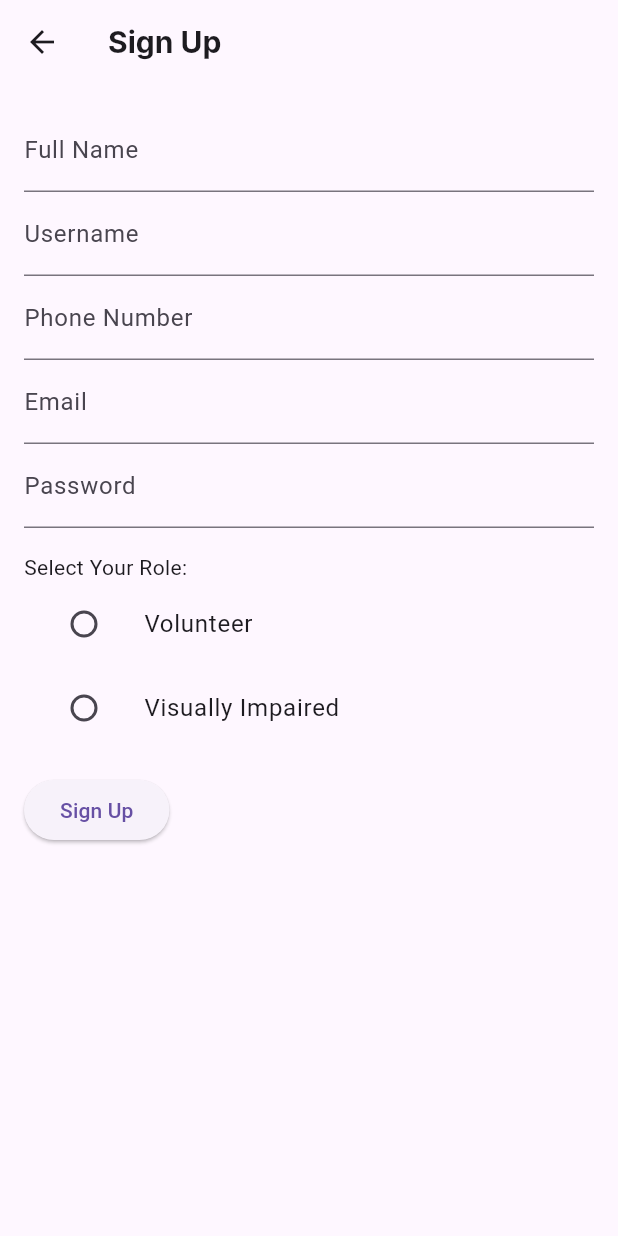
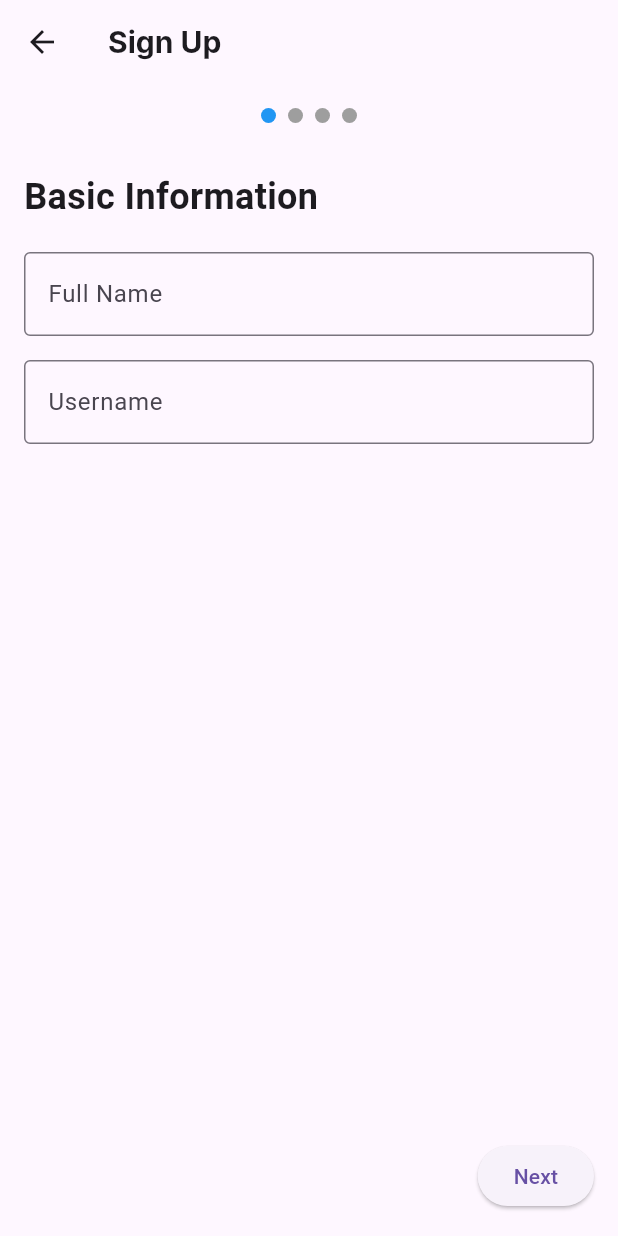
Before and after one commit to ayyesu/EyeConnect, a Flutter app: the SignupScreen screen opened directly, on a phone screen of 412 x 824 dp. Run offline on Flutter 3.47's test engine with Material 3 defaults, Android fonts, the light colour scheme and no system bars; our stand-ins replace cloud_firestore, firebase_auth, firebase_core, firebase_messaging, introduction_screen, permission_handler and 1 more; missing offline and left inert: flutter_webrtc; accounts and stored records are empty; network calls fail; Roboto replaces fonts that are missing (Inter).

Commit message:
modified signup screen

```diff
--- a/lib/screens/signup_screen.dart
+++ b/lib/screens/signup_screen.dart
@@ -20,11 +20,13 @@ class SignupScreenState extends State<SignupScreen> {
   final TextEditingController _phoneController = TextEditingController();
 
   String? _errorMessage;
-  String? _selectedRole; // Either 'Volunteer' or 'Visually Impaired'
+  String? _selectedRole;
   bool cameraGranted = false;
   bool microphoneGranted = false;
+  int _currentStep = 0;
+  final PageController _pageController = PageController();
 
-  final AuthService _authService = AuthService(); // Initialize AuthService
+  final AuthService _authService = AuthService();
 
   @override
   void initState() {
@@ -65,35 +67,19 @@ class SignupScreenState extends State<SignupScreen> {
   }
 
   Future<void> _signUp() async {
-    String email = _emailController.text.trim();
-    String password = _passwordController.text.trim();
-    String name = _nameController.text.trim();
-    String username = _usernameController.text.trim();
-    String phone = _phoneController.text.trim();
-
-    setState(() {
-      _errorMessage = null;
-    });
-
-    // Request permissions before proceeding with signup
     await _requestPermissions();
 
-    // Proceed only if permissions are granted
     if (cameraGranted && microphoneGranted) {
-      if (_selectedRole == null) {
-        setState(() {
-          _errorMessage =
-              'Please select a role (Volunteer or Visually Impaired).';
-        });
-        return;
-      }
+      try {
+        await _authService.signUpWithEmail(
+          _emailController.text.trim(),
+          _passwordController.text.trim(),
+          _nameController.text.trim(),
+          _usernameController.text.trim(),
+          _phoneController.text.trim(),
+          _selectedRole!,
+        );
 
-      try {
-        // Sign up and store the role
-        await _authService.signUpWithEmail(
-            email, password, name, username, phone, _selectedRole!);
-
-        // Fetch user role and navigate
         final userDetails = await _authService.getUserDetails();
         final role = userDetails['role'];
 
@@ -120,51 +106,214 @@ class SignupScreenState extends State<SignupScreen> {
     }
   }
 
-  @override
-  Widget build(BuildContext context) {
-    return Scaffold(
-      appBar: AppBar(
-        title: const Text(
-          'Sign Up',
-          style: TextStyle(
-            fontFamily: 'Inter',
-            fontSize: 20,
-            fontWeight: FontWeight.bold,
+  bool _validateStep(int step) {
+    setState(() => _errorMessage = null);
+
+    switch (step) {
+      case 0:
+        if (_nameController.text.isEmpty || _usernameController.text.isEmpty) {
+          setState(() => _errorMessage = 'Please fill in all fields');
+          return false;
+        }
+        return true;
+      case 1:
+        if (_phoneController.text.isEmpty || _emailController.text.isEmpty) {
+          setState(() => _errorMessage = 'Please fill in all fields');
+          return false;
+        }
+        return true;
+      case 2:
+        if (_passwordController.text.isEmpty) {
+          setState(() => _errorMessage = 'Please enter a password');
+          return false;
+        }
+        return true;
+      case 3:
+        if (_selectedRole == null) {
+          setState(() => _errorMessage = 'Please select a role');
+          return false;
+        }
+        return true;
+      default:
+        return false;
+    }
+  }
+
+  void _nextStep() {
+    if (_validateStep(_currentStep)) {
+      if (_currentStep < 3) {
+        setState(() => _currentStep++);
+        _pageController.nextPage(
+          duration: const Duration(milliseconds: 300),
+          curve: Curves.easeInOut,
+        );
+      } else {
+        _signUp();
+      }
+    }
+  }
+
+  void _previousStep() {
+    if (_currentStep > 0) {
+      setState(() => _currentStep--);
+      _pageController.previousPage(
+        duration: const Duration(milliseconds: 300),
+        curve: Curves.easeInOut,
+      );
+    }
+  }
+
+  Widget _buildStepIndicator() {
+    return Padding(
+      padding: const EdgeInsets.all(16.0),
+      child: Row(
+        mainAxisAlignment: MainAxisAlignment.center,
+        children: List.generate(4, (index) {
+          return Container(
+            margin: const EdgeInsets.symmetric(horizontal: 4),
+            width: 10,
+            height: 10,
+            decoration: BoxDecoration(
+              shape: BoxShape.circle,
+              color: _currentStep >= index ? Colors.blue : Colors.grey,
+            ),
+          );
+        }),
+      ),
+    );
+  }
+
+  Widget _buildBasicInfoStep() {
+    return SingleChildScrollView(
+      child: Padding(
+        padding: EdgeInsets.only(
+          left: 16.0,
+          right: 16.0,
+          top: 16.0,
+          bottom: MediaQuery.of(context).viewInsets.bottom + 32.0,
+        ),
+        child: Column(
+          crossAxisAlignment: CrossAxisAlignment.stretch,
+          children: [
+            const Text(
+              'Basic Information',
+              style: TextStyle(fontSize: 24, fontWeight: FontWeight.bold),
+            ),
+            const SizedBox(height: 20),
+            TextField(
+              controller: _nameController,
+              decoration: const InputDecoration(
+                labelText: 'Full Name',
+                border: OutlineInputBorder(),
+              ),
+              keyboardType: TextInputType.name,
+            ),
+            const SizedBox(height: 16),
+            TextField(
+              controller: _usernameController,
+              decoration: const InputDecoration(
+                labelText: 'Username',
+                border: OutlineInputBorder(),
+              ),
+              keyboardType: TextInputType.text,
+            ),
+            const SizedBox(height: 50),
+          ],
         ),
       ),
+    );
+  }
+
+  Widget _buildContactStep() {
+    return SingleChildScrollView(
+      child: Padding(
+        padding: EdgeInsets.only(
+          left: 16.0,
+          right: 16.0,
+          top: 16.0,
+          bottom: MediaQuery.of(context).viewInsets.bottom + 32.0,
         ),
-      body: SingleChildScrollView(
-        padding: const EdgeInsets.all(16.0),
         child: Column(
-          crossAxisAlignment: CrossAxisAlignment.start,
+          crossAxisAlignment: CrossAxisAlignment.stretch,
           children: [
-            TextField(
-              controller: _nameController,
-              decoration: const InputDecoration(labelText: 'Full Name'),
-              keyboardType: TextInputType.name,
+            const Text(
+              'Contact Details',
+              style: TextStyle(fontSize: 24, fontWeight: FontWeight.bold),
             ),
-            TextField(
-              controller: _usernameController,
-              decoration: const InputDecoration(labelText: 'Username'),
-              keyboardType: TextInputType.text,
-            ),
+            const SizedBox(height: 20),
             TextField(
               controller: _phoneController,
-              decoration: const InputDecoration(labelText: 'Phone Number'),
+              decoration: const InputDecoration(
+                labelText: 'Phone Number',
+                border: OutlineInputBorder(),
+              ),
               keyboardType: TextInputType.phone,
             ),
+            const SizedBox(height: 16),
             TextField(
               controller: _emailController,
-              decoration: const InputDecoration(labelText: 'Email'),
+              decoration: const InputDecoration(
+                labelText: 'Email',
+                border: OutlineInputBorder(),
+              ),
               keyboardType: TextInputType.emailAddress,
             ),
+            const SizedBox(height: 50),
+          ],
+        ),
+      ),
+    );
+  }
+
+  Widget _buildPasswordStep() {
+    return SingleChildScrollView(
+      child: Padding(
+        padding: EdgeInsets.only(
+          left: 16.0,
+          right: 16.0,
+          top: 16.0,
+          bottom: MediaQuery.of(context).viewInsets.bottom + 32.0,
+        ),
+        child: Column(
+          crossAxisAlignment: CrossAxisAlignment.stretch,
+          children: [
+            const Text(
+              'Create Password',
+              style: TextStyle(fontSize: 24, fontWeight: FontWeight.bold),
+            ),
+            const SizedBox(height: 20),
             TextField(
               controller: _passwordController,
-              decoration: const InputDecoration(labelText: 'Password'),
+              decoration: const InputDecoration(
+                labelText: 'Password',
+                border: OutlineInputBorder(),
+              ),
               obscureText: true,
             ),
-            const SizedBox(height: 16),
-            const Text('Select Your Role:'),
+            const SizedBox(height: 50),
+          ],
+        ),
+      ),
+    );
+  }
+
+  Widget _buildRoleStep() {
+    return SingleChildScrollView(
+      child: Padding(
+        padding: EdgeInsets.only(
+          left: 16.0,
+          right: 16.0,
+          top: 16.0,
+          bottom: MediaQuery.of(context).viewInsets.bottom + 32.0,
+        ),
+        child: Column(
+          crossAxisAlignment: CrossAxisAlignment.stretch,
+          children: [
+            const Text(
+              'Select Role',
+              style: TextStyle(fontSize: 24, fontWeight: FontWeight.bold),
+            ),
+            const SizedBox(height: 20),
             ListTile(
               title: const Text('Volunteer'),
               leading: Radio<String>(
@@ -185,21 +334,69 @@ class SignupScreenState extends State<SignupScreen> {
                 },
               ),
             ),
-            const SizedBox(height: 16),
-            ElevatedButton(
-              onPressed: _signUp,
-              child: const Text('Sign Up'),
+            const SizedBox(height: 50),
+          ],
+        ),
+      ),
+    );
+  }
+
+  @override
+  Widget build(BuildContext context) {
+    return Scaffold(
+      appBar: AppBar(
+        title: const Text(
+          'Sign Up',
+          style: TextStyle(
+            fontFamily: 'Inter',
+            fontSize: 20,
+            fontWeight: FontWeight.bold,
+          ),
+        ),
+      ),
+      body: Column(
+        children: [
+          _buildStepIndicator(),
+          Expanded(
+            child: PageView(
+              controller: _pageController,
+              physics: const NeverScrollableScrollPhysics(),
+              children: [
+                _buildBasicInfoStep(),
+                _buildContactStep(),
+                _buildPasswordStep(),
+                _buildRoleStep(),
+              ],
+            ),
           ),
           if (_errorMessage != null)
             Padding(
-                padding: const EdgeInsets.only(top: 10.0),
+              padding: const EdgeInsets.all(16.0),
               child: Text(
                 _errorMessage!,
                 style: const TextStyle(color: Colors.red),
               ),
             ),
+          Padding(
+            padding: const EdgeInsets.all(16.0),
+            child: Row(
+              mainAxisAlignment: MainAxisAlignment.spaceBetween,
+              children: [
+                if (_currentStep > 0)
+                  ElevatedButton(
+                    onPressed: _previousStep,
+                    child: const Text('Previous'),
+                  )
+                else
+                  const SizedBox.shrink(),
+                ElevatedButton(
+                  onPressed: _nextStep,
+                  child: Text(_currentStep < 3 ? 'Next' : 'Submit'),
+                ),
               ],
             ),
+          ),
+        ],
       ),
     );
   }
```
Also changed, not shown: lib/screens/login_screen.dart (+15 -5 lines). Lines whose indentation alone changed are shown as unchanged.
